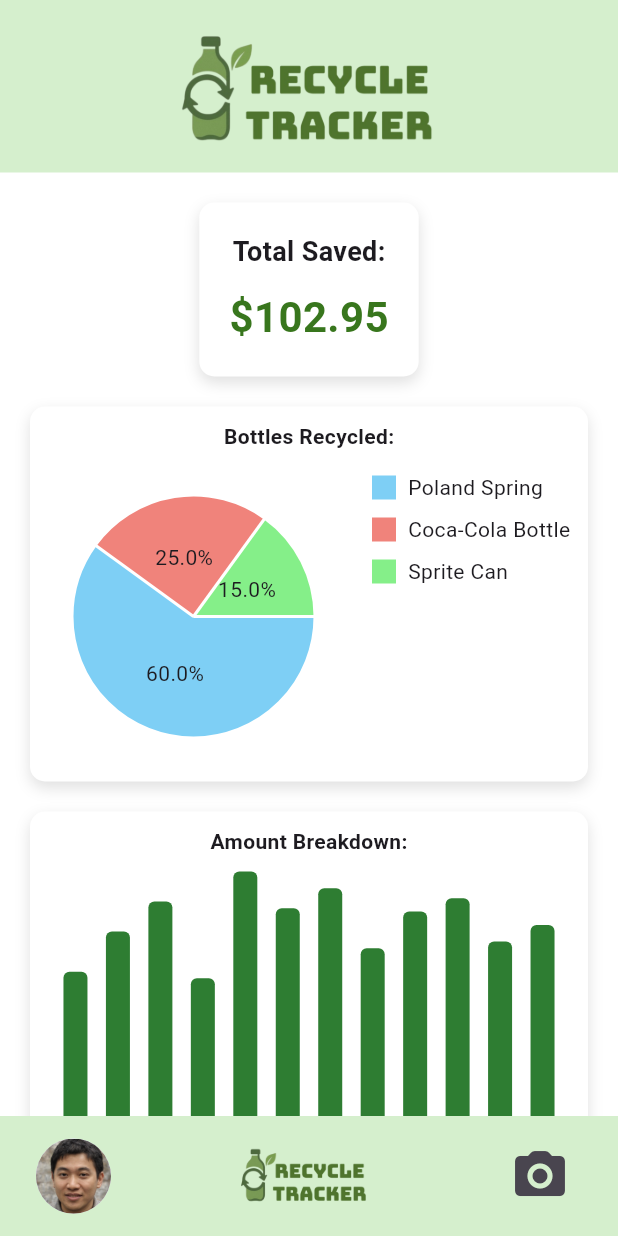
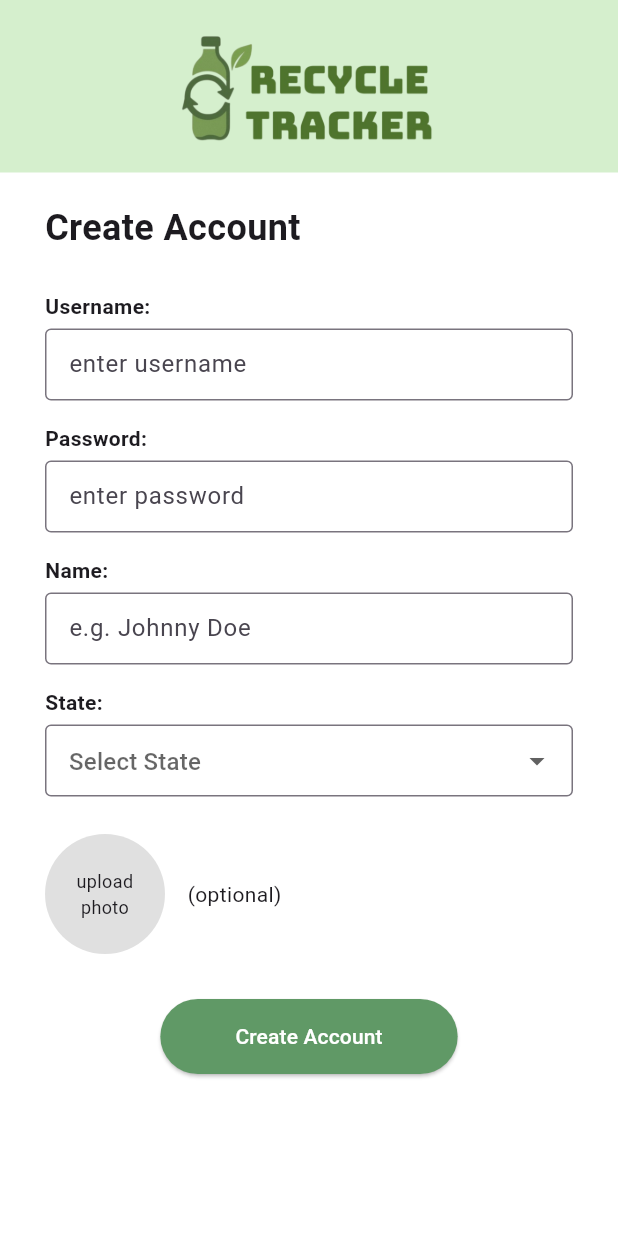
Before and after one commit to caitlinyau0717/recycle-tracker, a Flutter app: the screen it shows after launch, on a phone screen of 412 x 824 dp. Run offline on Flutter 3.47's test engine with Material 3 defaults, Android fonts, the phone set to English and light mode, and no system bars; drawn by our look-alikes of fl_chart; our stand-ins replace camera, image_picker; missing offline and left inert: gal, google_mlkit_barcode_scanning.

Commit message:
Create account page

```diff
--- a/lib/main.dart
+++ b/lib/main.dart
@@ -1,5 +1,5 @@
 import 'package:flutter/material.dart';
-import 'package:recycletracker/pages/home.dart';
+import 'package:recycletracker/pages/create_account.dart'; // Import the new page
 
 void main() {
   runApp(const MyApp());
@@ -8,12 +8,11 @@ void main() {
 class MyApp extends StatelessWidget {
   const MyApp({super.key});
 
-  // This widget is the root of your application.
   @override
   Widget build(BuildContext context) {
     return MaterialApp(
       debugShowCheckedModeBanner: false,
-      home: HomePage()
+      home: CreateAccountPage(), // Set as home page
     );
   }
 }
--- /dev/null
+++ b/lib/pages/create_account.dart
@@ -0,0 +1,198 @@
+import 'dart:io';
+import 'package:flutter/material.dart';
+import 'package:image_picker/image_picker.dart';
+import 'package:recycletracker/pages/home.dart';
+
+class CreateAccountPage extends StatefulWidget {
+  const CreateAccountPage({super.key});
+
+  @override
+  State<CreateAccountPage> createState() => _CreateAccountPageState();
+}
+
+class _CreateAccountPageState extends State<CreateAccountPage> {
+  final ImagePicker _picker = ImagePicker();
+  File? _profileImage;
+
+  Future<void> _pickImage() async {
+    final XFile? image =
+        await _picker.pickImage(source: ImageSource.gallery);
+
+    if (image != null) {
+      setState(() {
+        _profileImage = File(image.path);
+      });
+    }
+  }
+
+  @override
+  Widget build(BuildContext context) {
+    return Scaffold(
+      backgroundColor: Colors.white,
+      body: SingleChildScrollView(
+        child: Column(
+          children: [
+            // Top Banner
+            Container(
+              color: const Color(0xFFD5EFCD),
+              padding: EdgeInsets.only(
+                top: MediaQuery.of(context).padding.top + 20,
+                bottom: 15,
+              ),
+              child: Center(
+                child: Image.asset(
+                  'assets/logo.png',
+                  height: 80,
+                ),
+              ),
+            ),
+            const SizedBox(height: 20),
+
+            // Form
+            Padding(
+              padding: const EdgeInsets.symmetric(horizontal: 30),
+              child: Column(
+                crossAxisAlignment: CrossAxisAlignment.start,
+                children: [
+                  const Text("Create Account",
+                      style:
+                          TextStyle(fontSize: 24, fontWeight: FontWeight.bold)),
+                  const SizedBox(height: 25),
+
+                  // Chris: Username
+                  const Text("Username:",
+                      style: TextStyle(fontWeight: FontWeight.bold)),
+                  const SizedBox(height: 5),
+                  const TextField(
+                    decoration: InputDecoration(
+                      hintText: "enter username",
+                      border: OutlineInputBorder(),
+                      isDense: true,
+                    ),
+                  ),
+                  const SizedBox(height: 15),
+
+                  // Chris: Password
+                  const Text("Password:",
+                      style: TextStyle(fontWeight: FontWeight.bold)),
+                  const SizedBox(height: 5),
+                  const TextField(
+                    obscureText: true,
+                    decoration: InputDecoration(
+                      hintText: "enter password",
+                      border: OutlineInputBorder(),
+                      isDense: true,
+                    ),
+                  ),
+                  const SizedBox(height: 15),
+
+                  // Chris: Real name
+                  const Text("Name:",
+                      style: TextStyle(fontWeight: FontWeight.bold)),
+                  const SizedBox(height: 5),
+                  const TextField(
+                    decoration: InputDecoration(
+                      hintText: "e.g. Johnny Doe",
+                      border: OutlineInputBorder(),
+                      isDense: true,
+                    ),
+                  ),
+                  const SizedBox(height: 15),
+
+                  // Chris: State
+                  const Text("State:",
+                      style: TextStyle(fontWeight: FontWeight.bold)),
+                  const SizedBox(height: 5),
+                  DropdownButtonFormField<String>(
+                    items: [
+                      "California",
+                      "Connecticut",
+                      "Hawaii",
+                      "Iowa",
+                      "Maine",
+                      "Massachusetts",
+                      "Michigan",
+                      "New York",
+                      "Oregon",
+                      "Vermont",
+                      "Guam"
+                    ].map((state) {
+                      return DropdownMenuItem(
+                        value: state,
+                        child: Text(state),
+                      );
+                    }).toList(),
+                    onChanged: (value) {},
+                    decoration: const InputDecoration(
+                      hintText: "Select State",
+                      border: OutlineInputBorder(),
+                      isDense: true,
+                    ),
+                  ),
+                  const SizedBox(height: 25),
+
+                  // Chris: Upload photo, pfp for users
+                  Row(
+                    children: [
+                      GestureDetector(
+                        onTap: _pickImage,
+                        child: Container(
+                          width: 80,
+                          height: 80,
+                          decoration: BoxDecoration(
+                            shape: BoxShape.circle,
+                            color: Colors.grey.shade300,
+                            image: _profileImage != null
+                                ? DecorationImage(
+                                    image: FileImage(_profileImage!),
+                                    fit: BoxFit.cover,
+                                  )
+                                : null,
+                          ),
+                          child: _profileImage == null
+                              ? const Center(
+                                  child: Text("upload\nphoto",
+                                      textAlign: TextAlign.center,
+                                      style: TextStyle(fontSize: 12)),
+                                )
+                              : null,
+                        ),
+                      ),
+                      const SizedBox(width: 15),
+                      const Text("(optional)"),
+                    ],
+                  ),
+                  const SizedBox(height: 30),
+
+                  // Create Account Button
+                  Center(
+                    child: ElevatedButton(
+                      style: ElevatedButton.styleFrom(
+                        backgroundColor: const Color(0xFF609966),
+                        padding: const EdgeInsets.symmetric(
+                            horizontal: 50, vertical: 15),
+                      ),
+                      onPressed: () {
+                        Navigator.pushReplacement(
+                          context,
+                          MaterialPageRoute(
+                            builder: (context) => HomePage(),
+                          ),
+                        );
+                      },
+                      child: const Text(
+                        "Create Account",
+                        style: TextStyle(color: Colors.white),
+                      ),
+                    ),
+                  ),
+                  const SizedBox(height: 40),
+                ],
+              ),
+            ),
+          ],
+        ),
+      ),
+    );
+  }
+}
```
